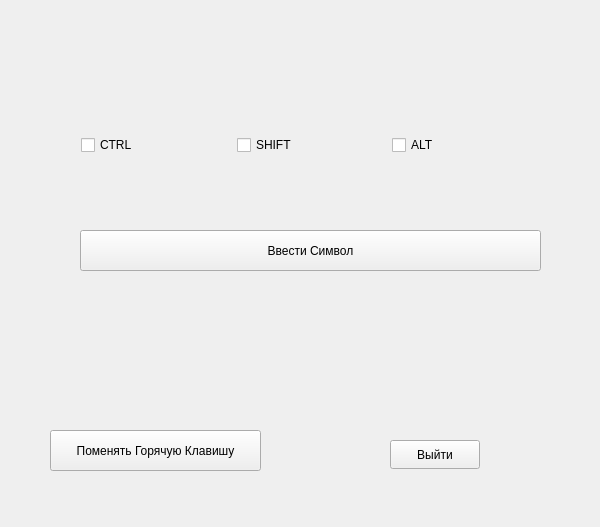
The window that hotkeywidget.ui (Kioma-dt/ArtEngine) describes before a commit, drawn with Qt 5.
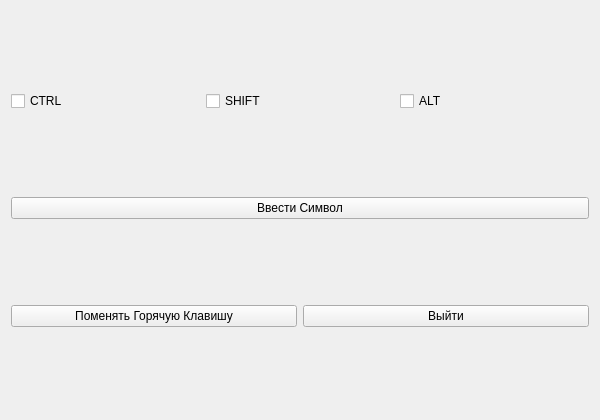
The same window after the commit.

```diff
--- a/hotkeywidget.ui
+++ b/hotkeywidget.ui
@@ -7,60 +7,14 @@
     <x>0</x>
     <y>0</y>
     <width>600</width>
-    <height>527</height>
+    <height>420</height>
    </rect>
   </property>
   <property name="windowTitle">
    <string>Form</string>
   </property>
-  <widget class="QPushButton" name="buttonChange">
-   <property name="geometry">
-    <rect>
-     <x>50</x>
-     <y>430</y>
-     <width>211</width>
-     <height>41</height>
-    </rect>
-   </property>
-   <property name="text">
-    <string>Поменять Горячую Клавишу</string>
-   </property>
-  </widget>
-  <widget class="QPushButton" name="buttonExit">
-   <property name="geometry">
-    <rect>
-     <x>390</x>
-     <y>440</y>
-     <width>90</width>
-     <height>29</height>
-    </rect>
-   </property>
-   <property name="text">
-    <string>Выйти</string>
-   </property>
-  </widget>
-  <widget class="QPushButton" name="buttonGetHotKey">
-   <property name="geometry">
-    <rect>
-     <x>80</x>
-     <y>230</y>
-     <width>461</width>
-     <height>41</height>
-    </rect>
-   </property>
-   <property name="text">
-    <string>Ввести Символ</string>
-   </property>
-  </widget>
-  <widget class="QWidget" name="">
-   <property name="geometry">
-    <rect>
-     <x>81</x>
-     <y>120</y>
-     <width>461</width>
-     <height>51</height>
-    </rect>
-   </property>
+  <layout class="QVBoxLayout" name="verticalLayout">
+   <item>
    <layout class="QHBoxLayout" name="horizontalLayout">
     <item>
      <widget class="QCheckBox" name="checkCtrl">
@@ -84,7 +38,33 @@
      </widget>
     </item>
    </layout>
-  </widget>
+   </item>
+   <item>
+    <widget class="QPushButton" name="buttonGetHotKey">
+     <property name="text">
+      <string>Ввести Символ</string>
+     </property>
+    </widget>
+   </item>
+   <item>
+    <layout class="QHBoxLayout" name="horizontalLayout_2">
+     <item>
+      <widget class="QPushButton" name="buttonChange">
+       <property name="text">
+        <string>Поменять Горячую Клавишу</string>
+       </property>
+      </widget>
+     </item>
+     <item>
+      <widget class="QPushButton" name="buttonExit">
+       <property name="text">
+        <string>Выйти</string>
+       </property>
+      </widget>
+     </item>
+    </layout>
+   </item>
+  </layout>
  </widget>
  <resources/>
  <connections/>
```
Lines whose indentation alone changed are shown as unchanged.
